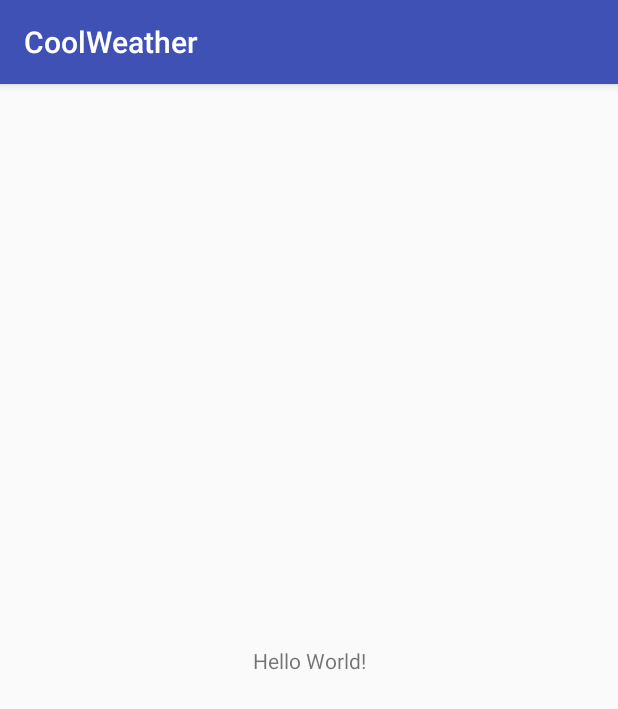
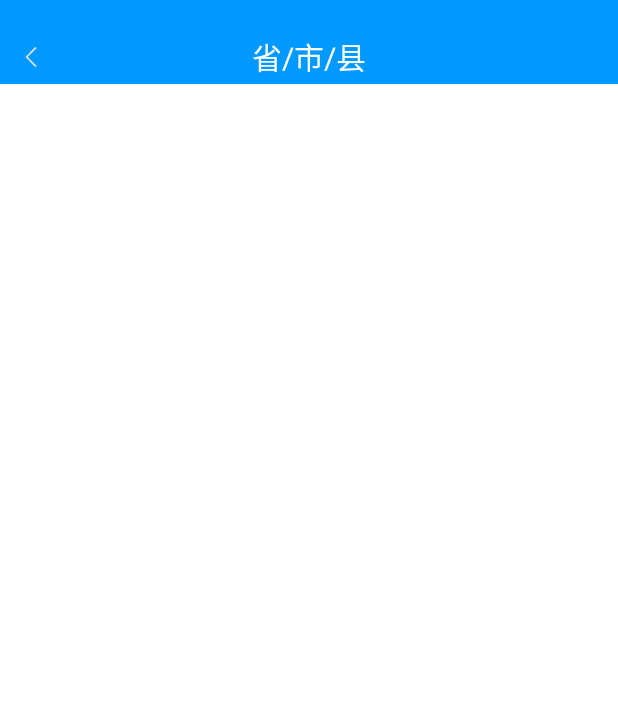
Before and after one commit to JeremiahLi/coolweather, an Android app: the screen it shows after launch (MainActivity), on a phone screen of 412 x 824 dp. Shown: the top 709 px of the screen. Run offline under Robolectric (Android 15) with nearby library versions, the phone set to English and light mode, and no system bars.

Commit message:
14.4前半部分内容，至布局部分

```diff
--- a/app/src/main/AndroidManifest.xml
+++ b/app/src/main/AndroidManifest.xml
@@ -13,10 +13,11 @@
         <activity android:name=".MainActivity">
             <intent-filter>
                 <action android:name="android.intent.action.MAIN" />
-
                 <category android:name="android.intent.category.LAUNCHER" />
             </intent-filter>
         </activity>
     </application>
 
+    <uses-permission android:name="android.permission.INTERNET"/>
+
 </manifest>
--- a/app/src/main/java/com/coolweather/android/MainActivity.java
+++ b/app/src/main/java/com/coolweather/android/MainActivity.java
@@ -1,7 +1,10 @@
 package com.coolweather.android;
 
+import android.graphics.Color;
+import android.os.Build;
 import android.support.v7.app.AppCompatActivity;
 import android.os.Bundle;
+import android.view.View;
 
 public class MainActivity extends AppCompatActivity {
 
@@ -9,5 +12,13 @@ public class MainActivity extends AppCompatActivity {
     protected void onCreate(Bundle savedInstanceState) {
         super.onCreate(savedInstanceState);
         setContentView(R.layout.activity_main);
+
+        // 设置状态栏背景透明
+        if(Build.VERSION.SDK_INT>=21){
+            View decorView = getWindow().getDecorView();
+            int option = View.SYSTEM_UI_FLAG_LAYOUT_FULLSCREEN | View.SYSTEM_UI_FLAG_LAYOUT_STABLE;
+            decorView.setSystemUiVisibility(option);
+            getWindow().setStatusBarColor(Color.TRANSPARENT);
+        }
     }
 }
--- a/app/src/main/java/com/coolweather/android/db/City.java
+++ b/app/src/main/java/com/coolweather/android/db/City.java
@@ -10,7 +10,7 @@ public class City extends DataSupport {
     private int id;
     private int cityId;
     private String cityName;
-    private String provinceId;
+    private int provinceId;
 
     public void setId(int id) {
         this.id = id;
@@ -24,7 +24,7 @@ public class City extends DataSupport {
         this.cityName = cityName;
     }
 
-    public void setProvinceId(String provinceId) {
+    public void setProvinceId(int provinceId) {
         this.provinceId = provinceId;
     }
 
@@ -40,7 +40,7 @@ public class City extends DataSupport {
         return cityName;
     }
 
-    public String getProvinceId() {
+    public int getProvinceId() {
         return provinceId;
     }
 }
--- a/app/src/main/res/layout/activity_main.xml
+++ b/app/src/main/res/layout/activity_main.xml
@@ -1,18 +1,43 @@
 <?xml version="1.0" encoding="utf-8"?>
-<android.support.constraint.ConstraintLayout xmlns:android="http://schemas.android.com/apk/res/android"
-    xmlns:app="http://schemas.android.com/apk/res-auto"
-    xmlns:tools="http://schemas.android.com/tools"
+<LinearLayout
+    xmlns:android="http://schemas.android.com/apk/res/android"
     android:layout_width="match_parent"
     android:layout_height="match_parent"
-    tools:context="com.coolweather.android.MainActivity">
+    android:orientation="vertical"
+    android:background="#fff">
 
-    <TextView
-        android:layout_width="wrap_content"
-        android:layout_height="wrap_content"
-        android:text="Hello World!"
-        app:layout_constraintBottom_toBottomOf="parent"
-        app:layout_constraintLeft_toLeftOf="parent"
-        app:layout_constraintRight_toRightOf="parent"
-        app:layout_constraintTop_toTopOf="parent" />
+    <RelativeLayout
+        android:layout_width="match_parent"
+        android:layout_height="?attr/actionBarSize"
+        android:background="#0099ff">
 
-</android.support.constraint.ConstraintLayout>
+        <FrameLayout
+            android:layout_width="match_parent"
+            android:layout_height="match_parent"
+            android:layout_marginTop="20dp">
+            <TextView
+                android:id="@+id/title_text"
+                android:text="省/市/县"
+                android:layout_width="wrap_content"
+                android:layout_height="wrap_content"
+                android:textColor="#fff"
+                android:textSize="20sp"
+                android:layout_gravity="center">
+            </TextView>
+
+            <ImageView
+                android:id="@+id/back_button"
+                android:layout_width="wrap_content"
+                android:layout_height="match_parent"
+                android:padding="10dp"
+                android:src="@mipmap/ic_back_gray"/>
+        </FrameLayout>
+
+    </RelativeLayout>
+
+    <ListView
+        android:id="@+id/list_view"
+        android:layout_width="match_parent"
+        android:layout_height="match_parent"></ListView>
+
+</LinearLayout>
--- a/app/src/main/res/values/styles.xml
+++ b/app/src/main/res/values/styles.xml
@@ -1,7 +1,7 @@
 <resources>
 
     <!-- Base application theme. -->
-    <style name="AppTheme" parent="Theme.AppCompat.Light.DarkActionBar">
+    <style name="AppTheme" parent="Theme.AppCompat.Light.NoActionBar">
         <!-- Customize your theme here. -->
         <item name="colorPrimary">@color/colorPrimary</item>
         <item name="colorPrimaryDark">@color/colorPrimaryDark</item>
```
Also changed, not shown: app/src/main/java/com/coolweather/android/util/HttpUtil.java (added, +17 -0 lines), app/src/main/java/com/coolweather/android/util/Utility.java (added, +127 -0 lines), app/src/main/res/layout/choose_area.xml (added, +36 -0 lines), app/src/main/res/mipmap-hdpi/ic_back.png (added), app/src/main/res/mipmap-hdpi/ic_back_gray.png (added), app/src/main/res/mipmap-mdpi/ic_launcher.png (deleted), app/src/main/res/mipmap-mdpi/ic_launcher_round.png (deleted), app/src/main/res/mipmap-xhdpi/ic_back.png (added), app/src/main/res/mipmap-xhdpi/ic_back_gray.png (added), app/src/main/res/mipmap-xxhdpi/ic_back.png (added), app/src/main/res/mipmap-xxhdpi/ic_back_gray.png (added), app/src/main/res/mipmap-xxxhdpi/ic_back.png (added), app/src/main/res/mipmap-xxxhdpi/ic_back_gray.png (added).
